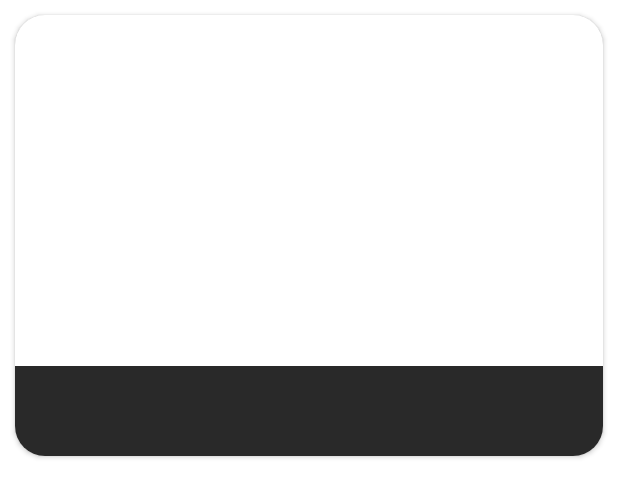
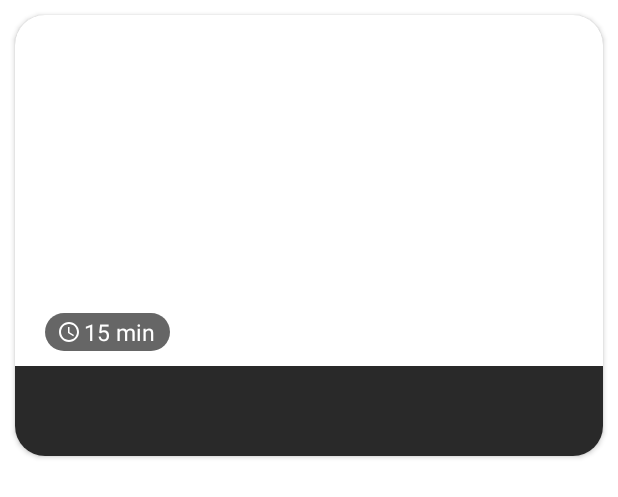
Before and after one commit to rodionusmanov/Cookbook_App, an Android app: the layout item_random_recipe_rv.xml on its own in the app's theme, with its tools: preview values and no code run, on a phone screen of 412 x 824 dp. Shown: the top 497 px of the screen. Run offline under Robolectric (Android 15) with nearby library versions, the phone set to English and light mode, and no system bars.

Commit message:
MD - плашечка для времени приготовления

```diff
--- /dev/null
+++ b/app/src/main/res/drawable/background_rectangle.xml
@@ -0,0 +1,8 @@
+<?xml version="1.0" encoding="utf-8"?>
+<shape xmlns:android="http://schemas.android.com/apk/res/android"
+    android:shape="rectangle">
+
+    <solid android:color="@color/time_text_background"/>
+    <corners android:radius="@dimen/material_card_corner_radius_20dp"/>
+
+</shape>
--- /dev/null
+++ b/app/src/main/res/drawable/icon_timer.xml
@@ -0,0 +1,6 @@
+<vector android:height="24dp" android:tint="#000000"
+    android:viewportHeight="24" android:viewportWidth="24"
+    android:width="24dp" xmlns:android="http://schemas.android.com/apk/res/android">
+    <path android:fillColor="@android:color/white" android:pathData="M11.99,2C6.47,2 2,6.48 2,12s4.47,10 9.99,10C17.52,22 22,17.52 22,12S17.52,2 11.99,2zM12,20c-4.42,0 -8,-3.58 -8,-8s3.58,-8 8,-8 8,3.58 8,8 -3.58,8 -8,8z"/>
+    <path android:fillColor="@android:color/white" android:pathData="M12.5,7H11v6l5.25,3.15 0.75,-1.23 -4.5,-2.67z"/>
+</vector>
--- a/app/src/main/res/layout/activity_main.xml
+++ b/app/src/main/res/layout/activity_main.xml
@@ -21,7 +21,7 @@
         android:id="@+id/nav_view"
         android:layout_width="match_parent"
         android:layout_height="wrap_content"
-        android:background="@drawable/half_oval_background"
+        android:background="@drawable/background_half_oval"
         app:layout_constraintBottom_toBottomOf="parent"
         app:layout_constraintEnd_toEndOf="parent"
         app:layout_constraintStart_toStartOf="parent"
--- a/app/src/main/res/layout/fragment_search_recipe.xml
+++ b/app/src/main/res/layout/fragment_search_recipe.xml
@@ -43,7 +43,7 @@
         android:layout_height="0dp"
         android:contentDescription="@string/content_description_avatar"
         android:layout_marginHorizontal="@dimen/margin_16dp_medium"
-        android:background="@drawable/circle_avatar_background"
+        android:background="@drawable/background_circle_avatar"
         android:src="@drawable/icon_user_avatar"
         app:layout_constraintBottom_toBottomOf="@id/search_toolbar"
         app:layout_constraintDimensionRatio="1:1"
--- a/app/src/main/res/layout/item_random_recipe_rv.xml
+++ b/app/src/main/res/layout/item_random_recipe_rv.xml
@@ -53,6 +53,39 @@
             app:layout_constraintTop_toTopOf="@id/title_background_view"
             />
 
+        <LinearLayout
+            android:layout_width="wrap_content"
+            android:layout_height="wrap_content"
+            android:layout_marginStart="@dimen/margin_20dp_medium"
+            android:layout_marginBottom="@dimen/margin_10dp_small"
+            android:background="@drawable/background_rectangle"
+            android:gravity="center_vertical"
+            android:orientation="horizontal"
+            android:paddingHorizontal="@dimen/margin_8dp_small"
+            android:paddingVertical="@dimen/margin_2dp_small"
+            app:layout_constraintStart_toStartOf="parent"
+            app:layout_constraintBottom_toTopOf="@id/title_background_view"
+            >
+
+            <ImageView
+                android:layout_width="16dp"
+                android:layout_height="16dp"
+                android:contentDescription="@string/timer_text_image"
+                android:src="@drawable/icon_timer"
+                app:tint="@color/white" />
+
+            <TextView
+                android:id="@+id/tv_cooking_time"
+                android:layout_width="wrap_content"
+                android:layout_height="wrap_content"
+                android:layout_marginHorizontal="@dimen/margin_2dp_small"
+                android:textColor="@color/white"
+                android:textSize="@dimen/random_recipe_layout_cooking_time_text"
+                android:text="15 min"
+                />
+
+        </LinearLayout>
+
     </androidx.constraintlayout.widget.ConstraintLayout>
 
 </androidx.cardview.widget.CardView>
--- a/app/src/main/res/values/colors.xml
+++ b/app/src/main/res/values/colors.xml
@@ -16,4 +16,6 @@
 
     //Random Recipe CardView
     <color name="title_text_background">#D6000000</color>
+    <color name="time_text_background">#99000000</color>
+
 </resources>
--- a/app/src/main/res/values/dimens.xml
+++ b/app/src/main/res/values/dimens.xml
@@ -25,6 +25,7 @@
     <dimen name="text_size_40sp">18sp</dimen>
     <dimen name="random_recipe_layout_title">30sp</dimen>
     <dimen name="random_recipe_layout_title_second_line">30sp</dimen>
+    <dimen name="random_recipe_layout_cooking_time_text">15sp</dimen>
 
     //Elevation
     <dimen name="elevation_8dp_small">8dp</dimen>
--- a/app/src/main/res/values/strings.xml
+++ b/app/src/main/res/values/strings.xml
@@ -30,5 +30,6 @@
     <string name="random_recipe_list_title">What you want to try</string>
     <string name="random_recipe_list_title_second_line">today?</string>
     <string name="cd_recipe_image">recipe image</string>
+    <string name="timer_text_image">timer text</string>
 
 </resources>
```
Also changed, not shown: app/src/main/res/drawable/background_circle_avatar.xml (renamed from app/src/main/res/drawable/circle_avatar_background.xml), app/src/main/res/drawable/background_half_oval.xml (renamed from app/src/main/res/drawable/half_oval_background.xml).
